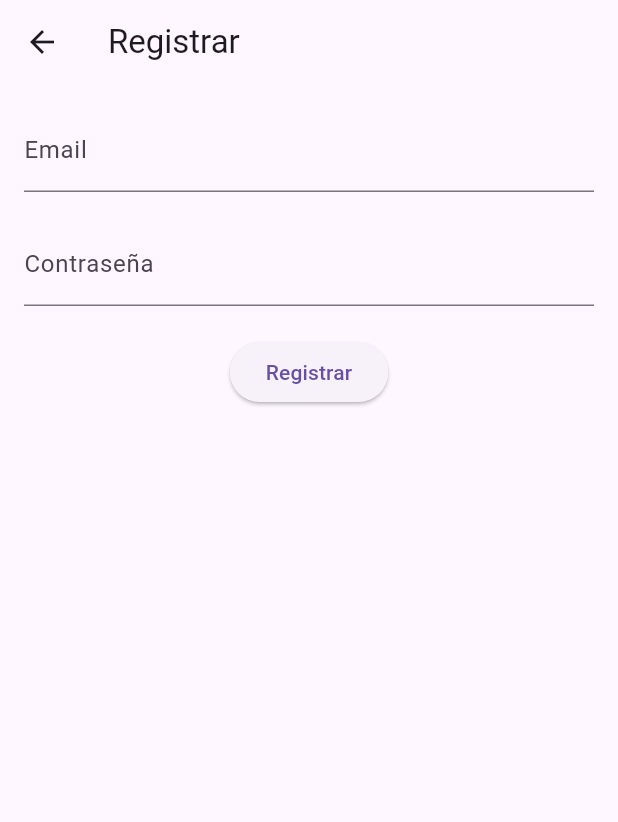
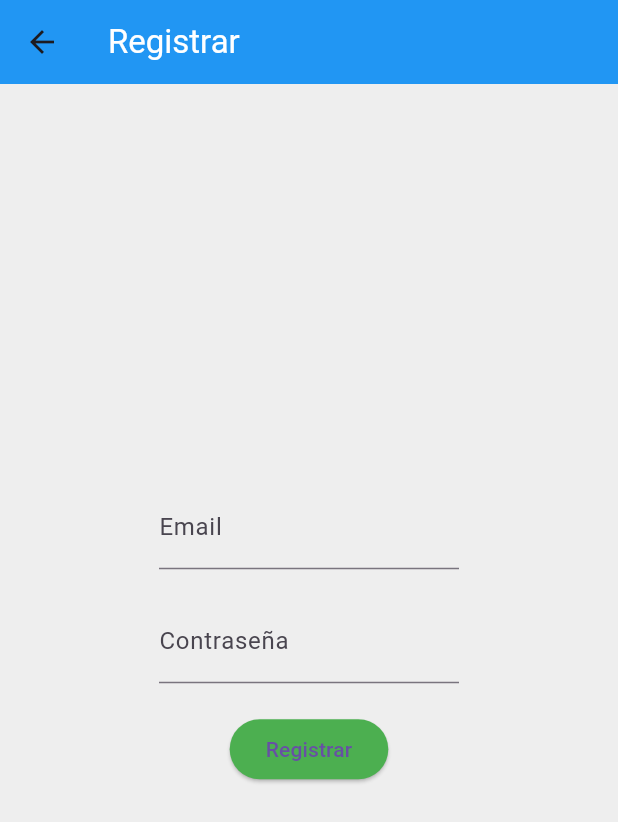
Before and after one commit to anakinSkywalker95/Examen-Reposicon, a Flutter app: the screen it shows after launch, after a tap on "¿No tienes cuenta? Regístrate aquí", on a phone screen of 412 x 824 dp. Shown: the top 822 px of the screen. Run offline on Flutter 3.47's test engine with Material 3 defaults, Android fonts, the phone set to English and light mode, and no system bars; our stand-ins replace cloud_firestore, firebase_auth, firebase_core, go_router; accounts and stored records are empty; Roboto replaces fonts that are missing (Arial).

Commit message:
cambios registro

```diff
--- a/examen_reposicion/lib/page/login.dart
+++ b/examen_reposicion/lib/page/login.dart
@@ -1,6 +1,6 @@
 import 'package:flutter/material.dart';
 import 'package:app/page/registro.dart';
-import 'package:app/page/usuarios.dart'; // Asegúrate de que UsuarioScreen esté importado
+import 'package:app/page/usuarios.dart';
 
 class LoginScreen extends StatefulWidget {
   const LoginScreen({super.key});
@@ -18,31 +18,39 @@ class _LoginScreenState extends State<LoginScreen> {
   @override
   Widget build(BuildContext context) {
     return Scaffold(
+      backgroundColor: Colors.grey[200],
       appBar: AppBar(
         title: const Text(
           'Iniciar sesión',
           style: TextStyle(
-            fontFamily: 'Arial', // Cambia esto al tipo de letra que prefieras.
-            color: Colors.white, // Cambia esto al color que prefieras.
+            fontFamily: 'Arial',
+            color: Colors.white,
           ),
         ),
-        backgroundColor: Colors.blue, // Cambia esto al color que prefieras.
+        backgroundColor: Colors.blue,
       ),
-      body: Padding(
+      body: Center(
+        child: Padding(
           padding: const EdgeInsets.all(16.0),
           child: Form(
             key: _formKey,
             child: Column(
+              mainAxisAlignment: MainAxisAlignment.center,
               children: <Widget>[
-              TextFormField(
+                Container(
+                  width: 200,
+                  child: TextFormField(
                     decoration: const InputDecoration(labelText: 'Email'),
                     validator: (val) => val!.isEmpty ? 'Ingresa un email' : null,
                     onChanged: (val) {
                       setState(() => email = val);
                     },
                   ),
+                ),
                 SizedBox(height: 20.0),
-              TextFormField(
+                Container(
+                  width: 200,
+                  child: TextFormField(
                     decoration: const InputDecoration(labelText: 'Contraseña'),
                     obscureText: true,
                     validator: (val) => val!.length < 6
@@ -51,6 +59,7 @@ class _LoginScreenState extends State<LoginScreen> {
                     onChanged: (val) {
                       setState(() => password = val);
                     },
+                  ),
                 ),
                 SizedBox(height: 20.0),
                 ElevatedButton(
@@ -61,14 +70,14 @@ class _LoginScreenState extends State<LoginScreen> {
                     );
                   },
                   style: ElevatedButton.styleFrom(
-                  backgroundColor: Colors.green, // Cambia esto al color que prefieras.
+                    backgroundColor: Colors.green,
                   ),
                   child: const Text('Iniciar sesión'),
                 ),
                 SizedBox(height: 12.0),
                 Text(
                   error,
-                style: const TextStyle(color: Colors.orange, fontSize: 14.0), // Cambia esto al color que prefieras.
+                  style: const TextStyle(color: Colors.orange, fontSize: 14.0),
                 ),
                 const SizedBox(height: 12.0),
                 TextButton(
@@ -84,6 +93,7 @@ class _LoginScreenState extends State<LoginScreen> {
             ),
           ),
         ),
+      ),
     );
   }
 }
--- a/examen_reposicion/lib/page/registro.dart
+++ b/examen_reposicion/lib/page/registro.dart
@@ -16,17 +16,29 @@ class _RegisterScreenState extends State<RegisterScreen> {
   @override
   Widget build(BuildContext context) {
     return Scaffold(
+      backgroundColor: Colors.grey[200],
       appBar: AppBar(
-        title: Text('Registrar'),
+        title: Text(
+          'Registrar',
+          style: TextStyle(
+            fontFamily: 'Arial',
+            color: Colors.white,
           ),
-      body: Padding(
-        padding: EdgeInsets.all(16.0),
+        ),
+        backgroundColor: Colors.blue,
+      ),
+      body: Center(
+        child: Padding(
+          padding: const EdgeInsets.all(16.0),
           child: Form(
             key: _formKey,
             child: Column(
+              mainAxisAlignment: MainAxisAlignment.center,
               children: <Widget>[
-              TextFormField(
-                decoration: InputDecoration(labelText: 'Email'),
+                Container(
+                  width: 200,
+                  child: TextFormField(
+                    decoration: const InputDecoration(labelText: 'Email'),
                     validator: (val) => val!.isEmpty ||
                             !RegExp(r'^[^@]+@[^@]+\.[^@]+').hasMatch(val)
                         ? 'Ingresa un email válido'
@@ -35,9 +47,12 @@ class _RegisterScreenState extends State<RegisterScreen> {
                       setState(() => email = val);
                     },
                   ),
+                ),
                 SizedBox(height: 20.0),
-              TextFormField(
-                decoration: InputDecoration(labelText: 'Contraseña'),
+                Container(
+                  width: 200,
+                  child: TextFormField(
+                    decoration: const InputDecoration(labelText: 'Contraseña'),
                     obscureText: true,
                     validator: (val) => val!.length < 6
                         ? 'La contraseña debe tener al menos 6 caracteres'
@@ -45,6 +60,7 @@ class _RegisterScreenState extends State<RegisterScreen> {
                     onChanged: (val) {
                       setState(() => password = val);
                     },
+                  ),
                 ),
                 SizedBox(height: 20.0),
                 ElevatedButton(
@@ -64,14 +80,18 @@ class _RegisterScreenState extends State<RegisterScreen> {
                       }
                     }
                   },
-                child: Text('Registrar'),
+                  style: ElevatedButton.styleFrom(
+                    backgroundColor: Colors.green,
+                  ),
+                  child: const Text('Registrar'),
                 ),
                 SizedBox(height: 12.0),
                 Text(
                   error,
-                style: TextStyle(color: Colors.red, fontSize: 14.0),
+                  style: const TextStyle(color: Colors.orange, fontSize: 14.0),
                 ),
               ],
+            ),
           ),
         ),
       ),
```
Lines whose indentation alone changed are shown as unchanged.
